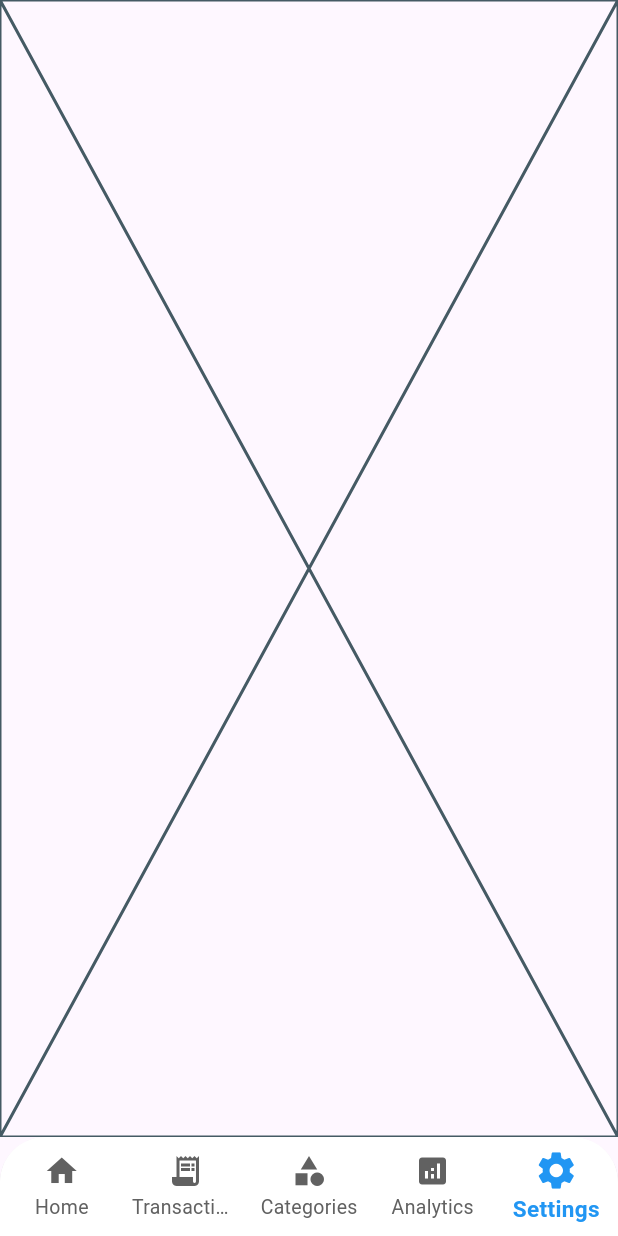
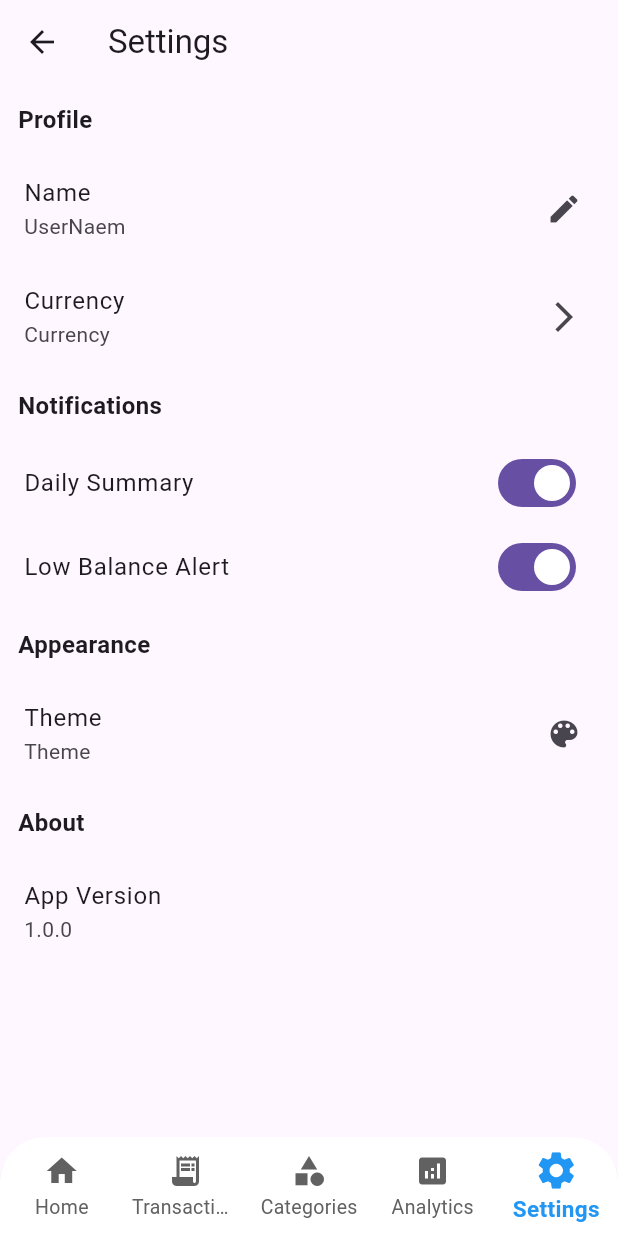
Before and after one commit to Fady-Esam/finance-app, a Flutter app: the BottomNavBarView screen opened by its route, swiped to page 5, on a phone screen of 412 x 824 dp. Run offline on Flutter 3.47's test engine with Material 3 defaults, Android fonts, the phone set to English and light mode, and no system bars; our stand-ins replace dartz, fl_chart, flutter_bloc, flutter_local_notifications, flutter_svg, hive and 2 more; missing offline and left inert: workmanager; accounts and stored records are empty.

Commit message:
set up notification feature

```diff
--- a/lib/bottom_nav_bar_view.dart
+++ b/lib/bottom_nav_bar_view.dart
@@ -5,6 +5,7 @@ import 'package:flutter/material.dart';
 
 import 'features/analytic/presentation/views/analytic_view.dart';
 import 'features/category/presentation/views/category_view.dart';
+import 'features/settings/presentation/views/settings_view.dart';
 
 class BottomNavBarView extends StatefulWidget {
   const BottomNavBarView({super.key});
@@ -22,7 +23,7 @@ class _BottomNavBarViewState extends State<BottomNavBarView> {
     TransactionView(),
     CategoryView(),
     AnalyticView(),
-    Placeholder(),
+    SettingsView(),
   ];
 
   @override
--- a/lib/core/helper/on_generate_routes.dart
+++ b/lib/core/helper/on_generate_routes.dart
@@ -4,6 +4,7 @@ import 'package:finance_flutter_app/features/on_boarding/presentation/views/on_b
 import 'package:finance_flutter_app/features/splash/presentation/views/splash_view.dart';
 import 'package:flutter/material.dart';
 import '../../features/category/presentation/views/manage_category_view.dart';
+import '../../features/notification/presentation/views/notification_view.dart';
 import '../../features/user_setup/presentation/views/user_setup_view.dart';
 
 Route<dynamic> onGenerateRoute(RouteSettings settings) {
@@ -12,6 +13,8 @@ Route<dynamic> onGenerateRoute(RouteSettings settings) {
       return MaterialPageRoute(builder: (context) => const OnBoardingView());
     case UserSetupView.routeName:
       return MaterialPageRoute(builder: (context) => const UserSetupView());
+    case NotificationView.routeName:
+      return MaterialPageRoute(builder: (context) => const NotificationView());
     case BottomNavBarView.routeName:
       return MaterialPageRoute(builder: (context) => const BottomNavBarView());
     case ManageTransactionView.routeName:
--- a/lib/features/home/presentation/views/home_view.dart
+++ b/lib/features/home/presentation/views/home_view.dart
@@ -1,4 +1,3 @@
-import 'package:finance_flutter_app/features/home/presentation/manager/cubits/manage_finance_cubit/manage_finance_cubit.dart';
 import 'package:finance_flutter_app/features/user_setup/data/models/user_setup_model.dart';
 import 'package:finance_flutter_app/features/user_setup/presentation/manager/cubits/manage_user_setup_cubit/manage_user_setup_cubit.dart';
 import 'package:flutter/material.dart';
--- /dev/null
+++ b/lib/features/notification/data/repos/notification_repo.dart
@@ -0,0 +1,3 @@
+abstract class NotificationRepo {
+  //void showRecurrenceNotification();
+}
--- /dev/null
+++ b/lib/features/notification/presentation/manager/cubits/manage_notification_cubit/manage_notification_state.dart
@@ -0,0 +1,3 @@
+class ManageNotificationState {}
+
+class ManageNotificationInitialState extends ManageNotificationState {}
--- /dev/null
+++ b/lib/features/settings/presentation/views/settings_view.dart
@@ -0,0 +1,109 @@
+import 'package:flutter/material.dart';
+
+class SettingsView extends StatefulWidget {
+  const SettingsView({super.key});
+
+  @override
+  State<SettingsView> createState() => _SettingsViewState();
+}
+
+class _SettingsViewState extends State<SettingsView> {
+  @override
+  Widget build(BuildContext context) {
+    return Scaffold(
+      appBar: AppBar(title: Text('Settings')),
+      body:ListView(
+            children: [
+              _sectionTitle('Profile'),
+              ListTile(
+                title: Text('Name'),
+                subtitle: Text("UserNaem"),
+                trailing: Icon(Icons.edit),
+                onTap: () => _showNameDialog(context, ""),
+              ),
+              ListTile(
+                title: Text('Currency'),
+                subtitle: Text("Currency"),
+                trailing: Icon(Icons.arrow_forward_ios),
+                onTap: () => _showCurrencyPicker(context),
+              ),
+              _sectionTitle('Notifications'),
+              SwitchListTile(
+                title: Text('Daily Summary'),
+                value: true,
+                onChanged:
+                    (val) =>()
+                        /*context.read<SettingsCubit>().toggleDailySummary(val),*/
+              ),
+              SwitchListTile(
+                title: Text('Low Balance Alert'),
+                value: true,
+                onChanged:
+                    (val) =>()/*context.read<SettingsCubit>().update(
+                      settings.copyWith(lowBalanceAlert: val),
+                    )*/,
+              ),
+              _sectionTitle('Appearance'),
+              ListTile(
+                title: Text('Theme'),
+                subtitle: Text("Theme"),
+                trailing: Icon(Icons.color_lens),
+                onTap: () => _showThemeDialog(context),
+              ),
+              _sectionTitle('About'),
+              ListTile(title: Text('App Version'), subtitle: Text('1.0.0')),
+            ],
+
+          )
+
+    );
+  }
+
+  Widget _sectionTitle(String title) => Padding(
+    padding: const EdgeInsets.all(12.0),
+    child: Text(
+      title,
+      style: TextStyle(fontWeight: FontWeight.bold, fontSize: 16),
+    ),
+  );
+
+  void _showNameDialog(BuildContext context, String currentName) {
+    final controller = TextEditingController(text: currentName);
+    showDialog(
+      context: context,
+      builder:
+          (_) => AlertDialog(
+            title: Text('Edit Name'),
+            content: TextField(controller: controller),
+            actions: [
+              TextButton(
+                onPressed: () => Navigator.pop(context),
+                child: Text('Cancel'),
+              ),
+              ElevatedButton(
+                onPressed: () {
+                  final newName = controller.text.trim();
+                  if (newName.isNotEmpty) {
+                    // context.read<SettingsCubit>().update(
+                    //   context.read<SettingsCubit>().state.copyWith(
+                    //     userName: newName,
+                    //   ),
+                    // );
+                  }
+                  Navigator.pop(context);
+                },
+                child: Text('Save'),
+              ),
+            ],
+          ),
+    );
+  }
+
+  void _showCurrencyPicker(BuildContext context) {
+    // Could be a dropdown or search dialog
+  }
+
+  void _showThemeDialog(BuildContext context) {
+    // Dialog with Light / Dark / System options
+  }
+}
--- a/lib/features/user_setup/presentation/views/user_setup_view.dart
+++ b/lib/features/user_setup/presentation/views/user_setup_view.dart
@@ -6,7 +6,6 @@ import 'package:flutter_bloc/flutter_bloc.dart';
 
 import '../../../../generated/l10n.dart';
 import '../../../home/presentation/views/widgets/amount_input_formatter.dart';
-import '../../../on_boarding/presentation/views/on_boarding_view.dart';
 import '../../data/models/user_setup_model.dart';
 
 class UserSetupView extends StatefulWidget {
--- a/pubspec.yaml
+++ b/pubspec.yaml
@@ -45,6 +45,9 @@ dependencies:
   table_calendar: ^3.1.3
   intl: ^0.19.0
   fl_chart: ^0.71.0
+  flutter_local_notifications: ^19.1.0
+  timezone: ^0.10.1
+  workmanager: ^0.5.2
 
 dev_dependencies:
   flutter_test:
```
Also changed, not shown: lib/core/funcs/calculate_next_occurence.dart (added, +32 -0 lines), lib/features/home/data/repos/home_repo_impl.dart (+28 -24 lines), lib/features/home/presentation/views/widgets/home_appbar.dart (+9 -0 lines), lib/features/notification/data/repos/notification_repo_impl.dart (added, +74 -0 lines), lib/features/notification/presentation/manager/cubits/manage_notification_cubit/manage_notification_cubit.dart (added, +10 -0 lines), lib/features/notification/presentation/views/notification_view.dart (added, +15 -0 lines), lib/main.dart (+18 -8 lines), pubspec.lock, 3 other files.
